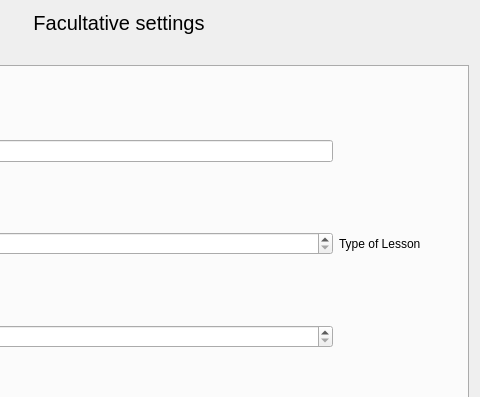
The window that Project_files/teacherfacultativechangewindow.ui (cry4alone/FacultativPRO) describes before a commit, drawn with Qt 5; both pictures show x 243 to 723 and y 0 to 397 of the 723 by 490 pixel window.
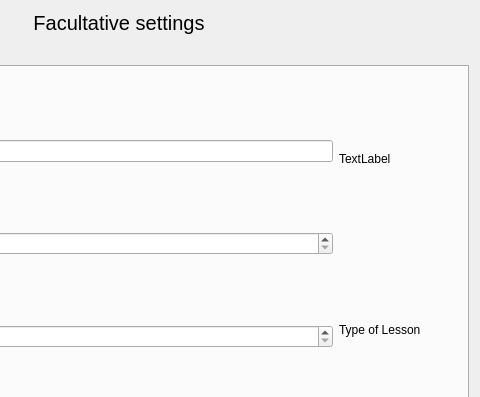
The same window after the commit.

The edit to the form file:
```diff
--- a/Project_files/teacherfacultativechangewindow.ui
+++ b/Project_files/teacherfacultativechangewindow.ui
@@ -132,6 +132,13 @@
        </item>
        <item row="0" column="1">
         <layout class="QVBoxLayout" name="verticalLayout_3">
+         <item>
+          <widget class="QLabel" name="pixmap">
+           <property name="text">
+            <string>TextLabel</string>
+           </property>
+          </widget>
+         </item>
          <item>
           <widget class="QLabel" name="label_7">
            <property name="sizePolicy">
```
